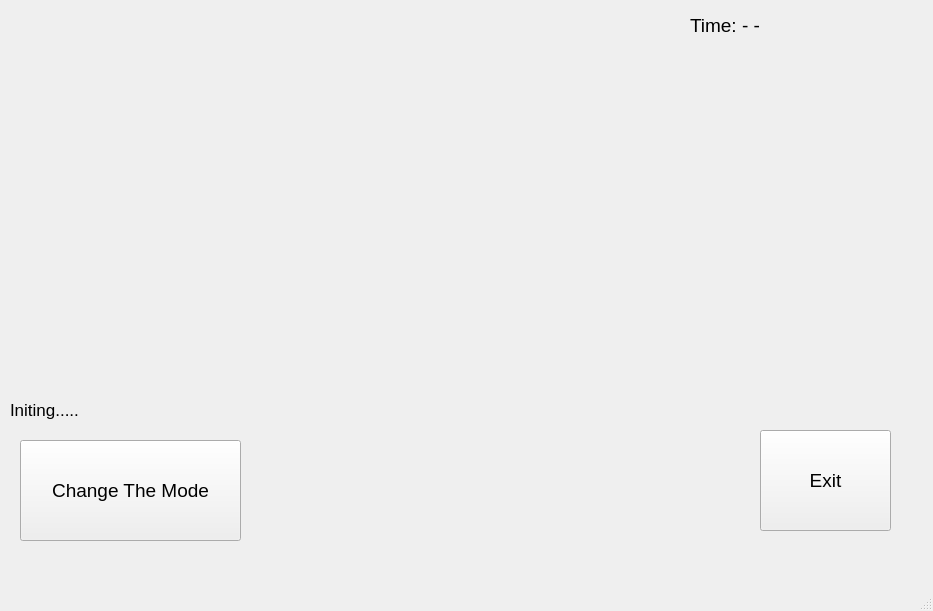
Above: QTViewer/mainwindow.ui from daijiaweicb/Outdoor-Photography-Helmet-with-Physical-Condition-Monitoring before the change. Below: the same form after it.
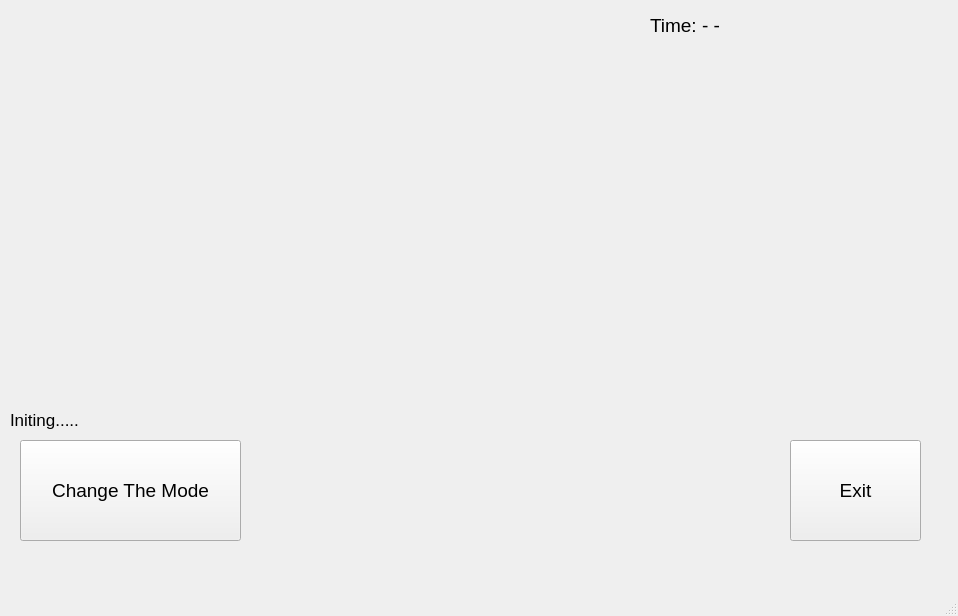
That is the form after the change.

Patch:
```diff
--- a/QTViewer/mainwindow.ui
+++ b/QTViewer/mainwindow.ui
@@ -6,8 +6,8 @@
    <rect>
     <x>0</x>
     <y>0</y>
-    <width>933</width>
-    <height>611</height>
+    <width>958</width>
+    <height>616</height>
    </rect>
   </property>
   <property name="windowTitle">
@@ -46,7 +46,7 @@
     <property name="geometry">
      <rect>
       <x>10</x>
-      <y>400</y>
+      <y>410</y>
       <width>251</width>
       <height>20</height>
      </rect>
@@ -56,6 +56,9 @@
       <pointsize>13</pointsize>
      </font>
     </property>
+    <property name="layoutDirection">
+     <enum>Qt::LayoutDirection::LeftToRight</enum>
+    </property>
     <property name="lineWidth">
      <number>2</number>
     </property>
@@ -66,8 +69,8 @@
    <widget class="QPushButton" name="Exit">
     <property name="geometry">
      <rect>
-      <x>760</x>
-      <y>430</y>
+      <x>790</x>
+      <y>440</y>
       <width>131</width>
       <height>101</height>
      </rect>
@@ -84,9 +87,9 @@
    <widget class="QLabel" name="label_time">
     <property name="geometry">
      <rect>
-      <x>690</x>
+      <x>650</x>
       <y>10</y>
-      <width>241</width>
+      <width>261</width>
       <height>31</height>
      </rect>
     </property>
```
Left out of the diff: 5 changed lines with no effect on the pictures.
